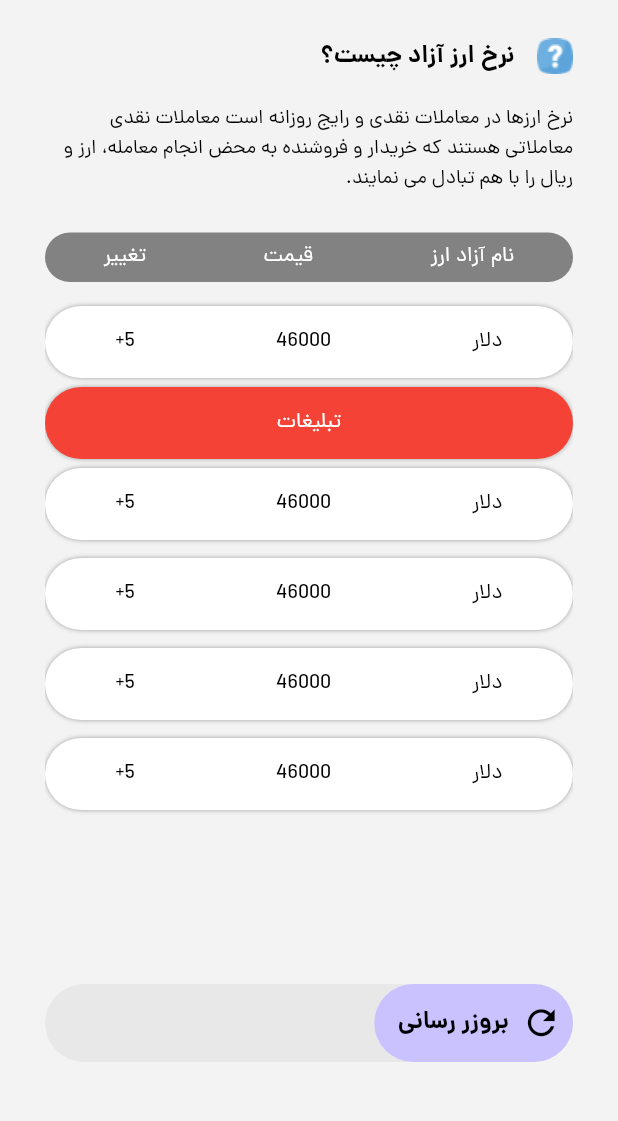
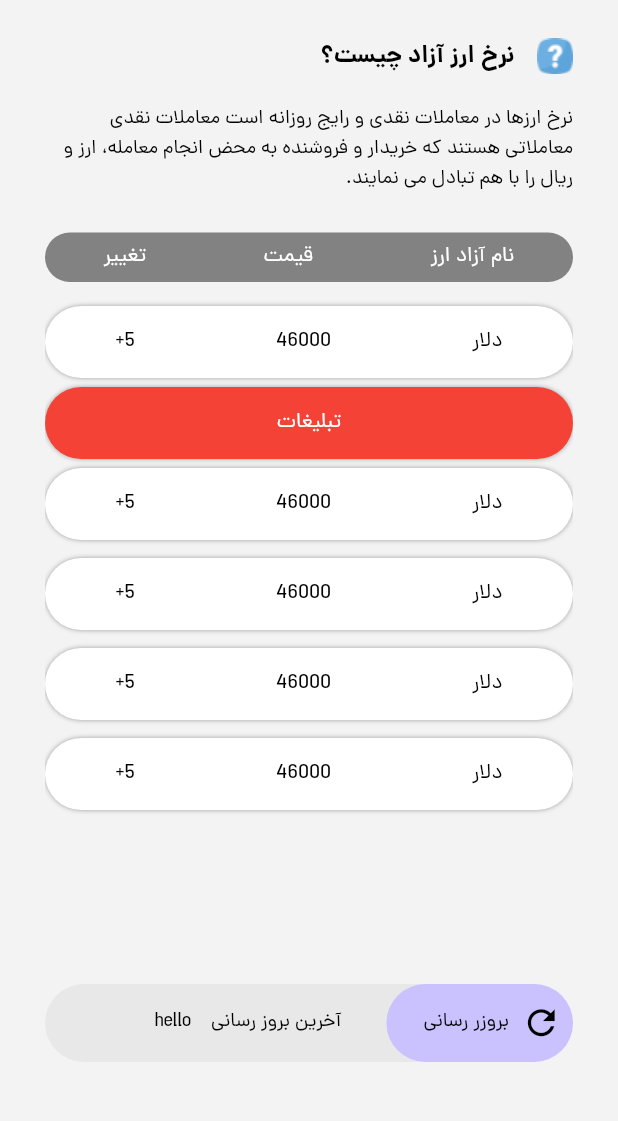
Before and after one commit to aminmk99/online-app-for-currency-and-gold-prices, a Flutter app: the screen it shows after launch, on a phone screen of 412 x 824 dp, the part 84-1205 px from its top. Run offline on Flutter 3.47's test engine with Material 2 defaults, Android fonts, the phone set to English and light mode, and no system bars.

Commit message:
Changed some fonts

```diff
--- a/lib/main.dart
+++ b/lib/main.dart
@@ -195,12 +195,26 @@ myBody(BuildContext context) {
                     icon: Icon(Icons.refresh_sharp,
                         color: Colors.black, size: 27),
                     label: Padding(
-                      padding: const EdgeInsets.only(left: 8),
+                      padding: const EdgeInsets.only(left: 17),
                       child: Text('بروزر رسانی',
-                          style: Theme.of(context).textTheme.headline1),
+                          style: TextStyle(
+                            fontFamily: 'dana',
+                            fontSize: 13,
+                            fontWeight: FontWeight.w300,
+                            color: Colors.black,
+                          )),
                     ),
                   ),
                 ),
+                SizedBox(width: 30),
+                Text(
+                  'آخرین بروز رسانی    ${_getTime()}',
+                  style: TextStyle(
+                    fontFamily: 'dana',
+                    fontSize: 13,
+                    fontWeight: FontWeight.w300,
+                  ),
+                )
               ],
             ),
           ),
@@ -291,3 +305,7 @@ void _showSnackBar(BuildContext context, String message) {
         backgroundColor: Colors.green),
   );
 }
+
+String _getTime() {
+  return 'hello';
+}
```
